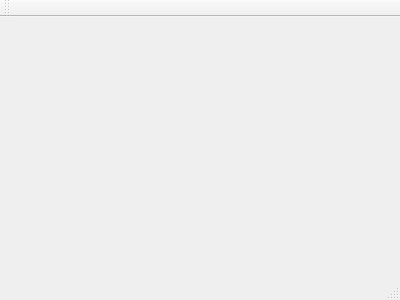
Before: the Qt Designer form src/mainwindow.ui in kakus/dge, drawn with Qt 5.
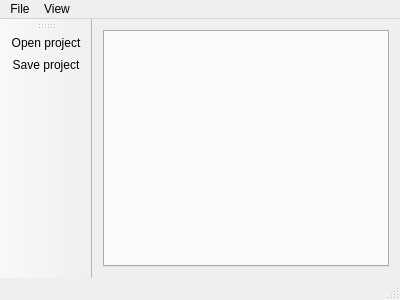
After: the same form once the commit is applied. Icons and pictures are not drawn. Custom widgets are drawn as their Qt base class.

Patch:
```diff
--- a/src/mainwindow.ui
+++ b/src/mainwindow.ui
@@ -13,7 +13,13 @@
   <property name="windowTitle">
    <string>MainWindow</string>
   </property>
-  <widget class="QWidget" name="centralWidget"/>
+  <widget class="QWidget" name="centralWidget">
+   <layout class="QHBoxLayout" name="horizontalLayout">
+    <item>
+     <widget class="TabView" name="tabWidget"/>
+    </item>
+   </layout>
+  </widget>
   <widget class="QMenuBar" name="menuBar">
    <property name="geometry">
     <rect>
@@ -23,18 +29,64 @@
      <height>25</height>
     </rect>
    </property>
+   <widget class="QMenu" name="menuFile">
+    <property name="title">
+     <string>File</string>
+    </property>
+    <addaction name="actionOpen_project"/>
+    <addaction name="actionSave_project"/>
+   </widget>
+   <widget class="QMenu" name="menuView">
+    <property name="title">
+     <string>View</string>
+    </property>
+   </widget>
+   <addaction name="menuFile"/>
+   <addaction name="menuView"/>
   </widget>
-  <widget class="QToolBar" name="mainToolBar">
+  <widget class="QStatusBar" name="statusBar"/>
+  <widget class="QToolBar" name="toolBar">
+   <property name="windowTitle">
+    <string>toolBar</string>
+   </property>
    <attribute name="toolBarArea">
-    <enum>TopToolBarArea</enum>
+    <enum>LeftToolBarArea</enum>
    </attribute>
    <attribute name="toolBarBreak">
     <bool>false</bool>
    </attribute>
+   <addaction name="actionOpen_project"/>
+   <addaction name="actionSave_project"/>
   </widget>
-  <widget class="QStatusBar" name="statusBar"/>
+  <action name="actionOpen_project">
+   <property name="icon">
+    <iconset theme="document-open"/>
+   </property>
+   <property name="text">
+    <string>Open project</string>
+   </property>
+   <property name="shortcut">
+    <string>Ctrl+O</string>
+   </property>
+  </action>
+  <action name="actionSave_project">
+   <property name="text">
+    <string>Save project</string>
+   </property>
+   <property name="shortcut">
+    <string>Ctrl+S</string>
+   </property>
+  </action>
  </widget>
  <layoutdefault spacing="6" margin="11"/>
+ <customwidgets>
+  <customwidget>
+   <class>TabView</class>
+   <extends>QTabWidget</extends>
+   <header>tabview.h</header>
+   <container>1</container>
+  </customwidget>
+ </customwidgets>
  <resources/>
  <connections/>
 </ui>
```
